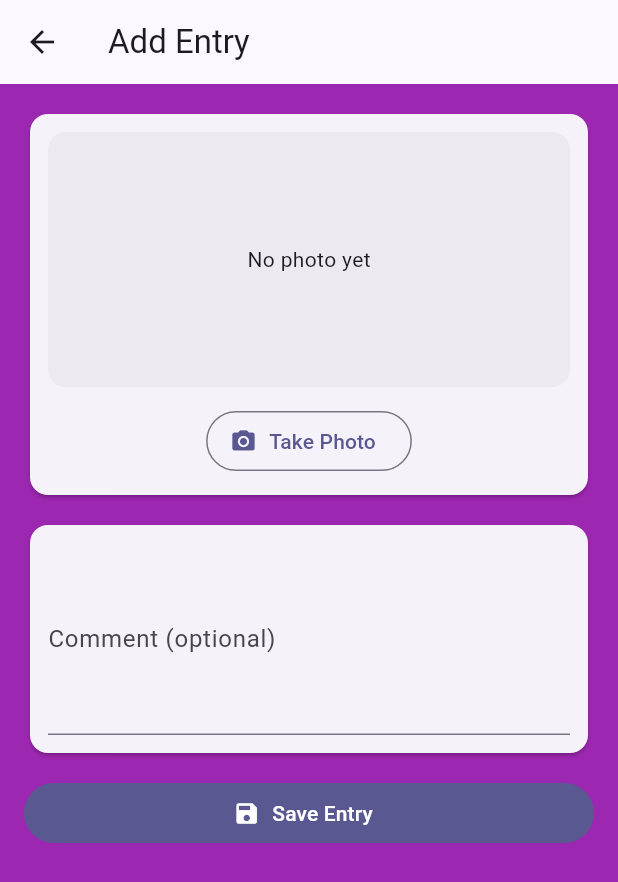
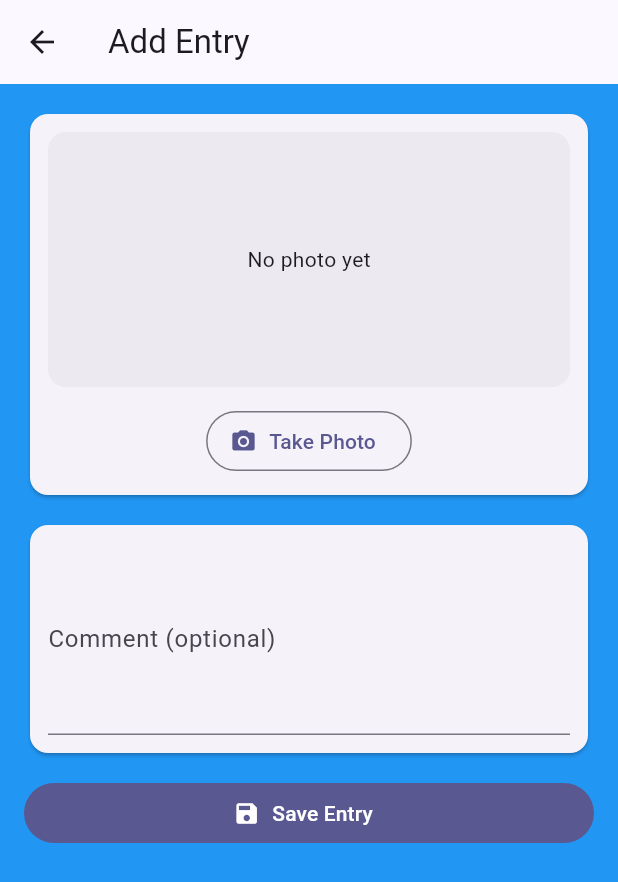
Before and after one commit to chunwee0524-cloud/chunwee_msd_project, a Flutter app: the AddEntryScreen screen opened directly, on a phone screen of 412 x 824 dp. Shown: the top 882 px of the screen. Run offline on Flutter 3.47's test engine with Material 3 defaults, Android fonts, the phone set to English and light mode, and no system bars; our stand-ins replace firebase_analytics, firebase_core, image_picker, shared_preferences, sqflite; accounts and stored records are empty.

Commit message:
change colour

```diff
--- a/lib/screens/add_entry_screen.dart
+++ b/lib/screens/add_entry_screen.dart
@@ -79,7 +79,7 @@ class _AddEntryScreenState extends State<AddEntryScreen> {
   @override
   Widget build(BuildContext context) {
     return Scaffold(
-      backgroundColor: Colors.purple,
+      backgroundColor: Colors.blue,
       appBar: AppBar(
         title: const Text("Add Entry"),
       ),
```
